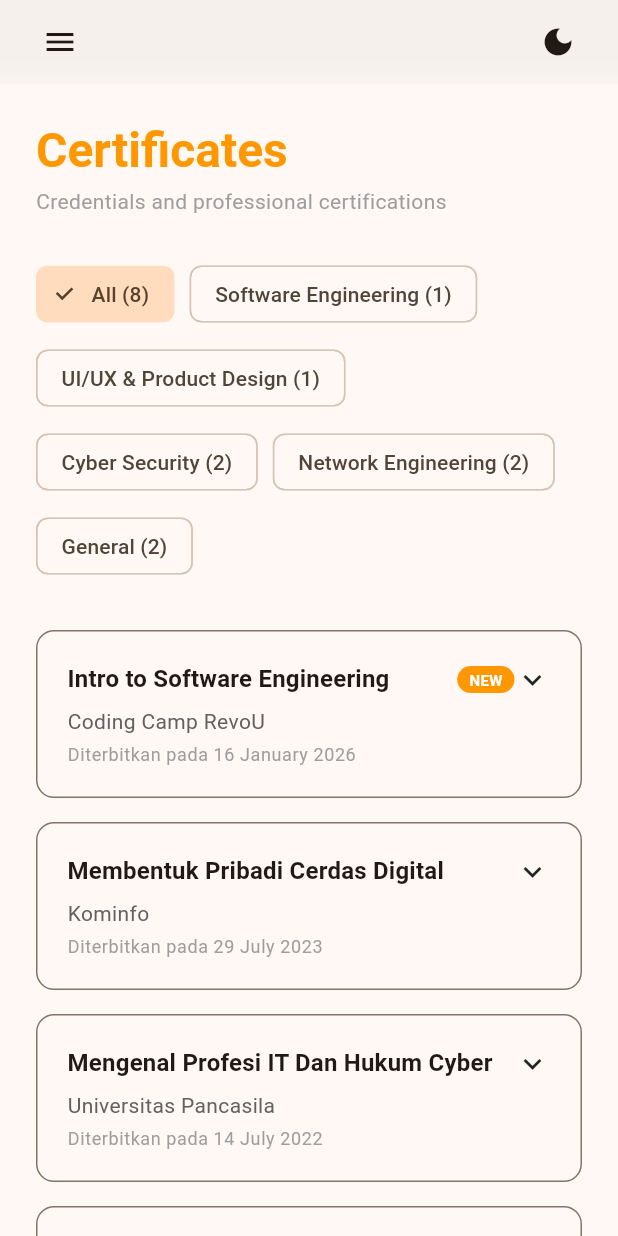
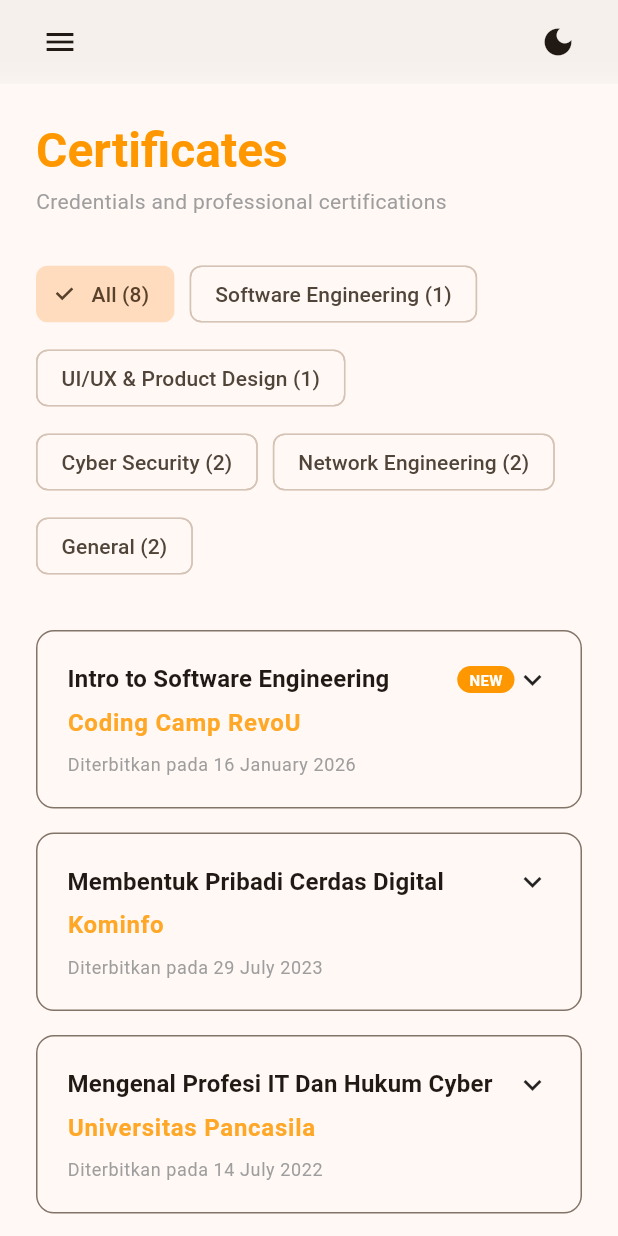
Before and after one commit to isrohadi18/p-isrohadi18, a Flutter app: the screen it shows after launch, swiped to page 5, on a phone screen of 412 x 824 dp. Run offline on Flutter 3.47's test engine with Material 3 defaults, Android fonts, the phone set to English and light mode, and no system bars; drawn by our look-alikes of flutter_animate; our stand-ins replace animated_text_kit; network calls fail.

Commit message:
modificate project and certificate

```diff
--- a/lib/pages/certificate_page.dart
+++ b/lib/pages/certificate_page.dart
@@ -430,16 +430,17 @@ class _CertificateCardState extends State<CertificateCard> {
                   ),
                 ],
               ),
-              const SizedBox(height: 6),
+              const SizedBox(height: 5),
 
               Text(
                 widget.organization,
-                style: theme.textTheme.bodyMedium?.copyWith(
-                  color: Colors.grey.shade700,
+                style: theme.textTheme.bodyLarge?.copyWith(
+                  color: Colors.orange.shade400,
+                  fontWeight: FontWeight.bold,
                 ),
               ),
 
-              const SizedBox(height: 4),
+              const SizedBox(height: 8),
 
               Text(
                 widget.year,
@@ -450,14 +451,14 @@ class _CertificateCardState extends State<CertificateCard> {
 
               /// 🔥 SMOOTH EXPAND
               AnimatedSize(
-                duration: const Duration(milliseconds: 300),
+                duration: const Duration(milliseconds: 500),
                 curve: Curves.easeInOut,
                 child:
                     widget.isExpanded
                         ? Column(
                           crossAxisAlignment: CrossAxisAlignment.start,
                           children: [
-                            const SizedBox(height: 12),
+                            const SizedBox(height: 16),
 
                             if (widget.skills.isNotEmpty)
                               Wrap(
@@ -477,12 +478,25 @@ class _CertificateCardState extends State<CertificateCard> {
                                         .toList(),
                               ),
 
-                            const SizedBox(height: 10),
+                            const SizedBox(height: 12),
 
-                            Text(widget.insight),
+                            Text(
+                              widget.insight,
+                              maxLines: 3,
+                              overflow: TextOverflow.ellipsis,
+                              textAlign: TextAlign.justify,
+                              style: theme.textTheme.bodyMedium?.copyWith(
+                                fontWeight: FontWeight.w500,
+                                height: 1.6, // line height biar rapi
+                              ),
+                            ),
+
+                            const SizedBox(height: 18),
 
                             if (widget.credentialUrl != null)
-                              TextButton.icon(
+                              ActionButton(
+                                label: 'View Credential',
+                                icon: Icons.open_in_new,
                                 onPressed: () async {
                                   final uri = Uri.parse(widget.credentialUrl!);
                                   if (await canLaunchUrl(uri)) {
@@ -492,8 +506,6 @@ class _CertificateCardState extends State<CertificateCard> {
                                     );
                                   }
                                 },
-                                icon: const Icon(Icons.open_in_new),
-                                label: const Text('View Credential'),
                               ),
                           ],
                         )
@@ -614,3 +626,38 @@ class CertificateHeaderDelegate extends SliverPersistentHeaderDelegate {
     return false;
   }
 }
+
+class ActionButton extends StatelessWidget {
+  final String label;
+  final IconData icon;
+  final VoidCallback onPressed;
+
+  const ActionButton({
+    super.key,
+    required this.label,
+    required this.icon,
+    required this.onPressed,
+  });
+
+  @override
+  Widget build(BuildContext context) {
+    final colorScheme = Theme.of(context).colorScheme;
+    final isDark = Theme.of(context).brightness == Brightness.dark;
+
+    return OutlinedButton.icon(
+      onPressed: onPressed,
+      icon: Icon(icon, size: 16),
+      label: Text(
+        label,
+        style: TextStyle(fontSize: 12, fontWeight: FontWeight.w600),
+      ),
+      style: OutlinedButton.styleFrom(
+        padding: const EdgeInsets.symmetric(horizontal: 14, vertical: 8),
+        side: BorderSide(
+          color: colorScheme.primary.withOpacity(isDark ? 0.6 : 0.8),
+        ),
+        shape: RoundedRectangleBorder(borderRadius: BorderRadius.circular(20)),
+      ),
+    );
+  }
+}
--- a/lib/pages/projects_page.dart
+++ b/lib/pages/projects_page.dart
@@ -85,6 +85,8 @@ class ProjectsPage extends StatelessWidget {
         githubUrl: 'https://github.com/isrohadi18/crypto-file-aes-bcrypt',
         demoUrl: 'https://youtu.be/xfjKTzfe644?si=X6Jnd1TJnoAapqy8',
         demoType: DemoType.video,
+        downloadUrl:
+            'https://github.com/isrohadi18/crypto-file-aes-bcrypt/blob/main/CyrptoFileAES.exe',
         isAssetImage: true,
         isFeatured: true,
       ),
@@ -115,6 +117,7 @@ class ProjectsPage extends StatelessWidget {
         demoUrl:
             'https://www.youtube.com/watch?v=77W9XhZUtYI&list=PLtcA926v9yHFdFkaujmU_D_d8-eAmVIn9&index=2',
         demoType: DemoType.video,
+        downloadUrl: '',
         isAssetImage: true,
       ),
       ProjectCard(
```
